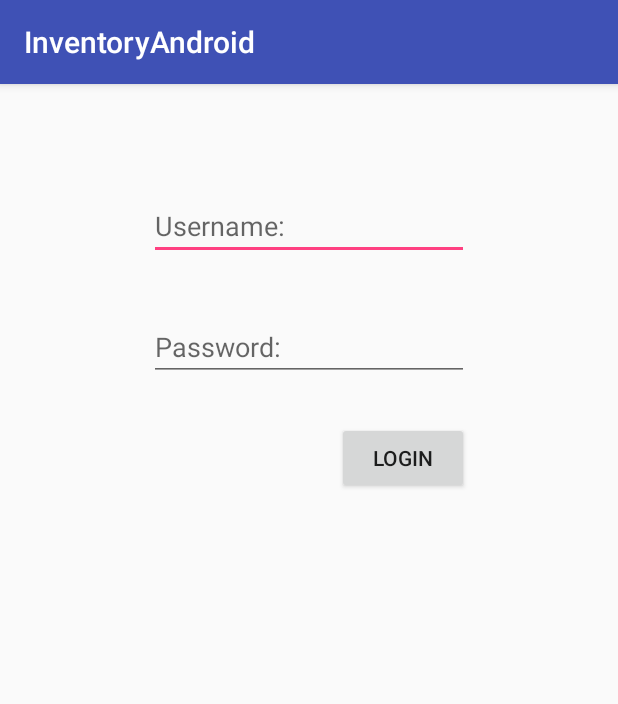
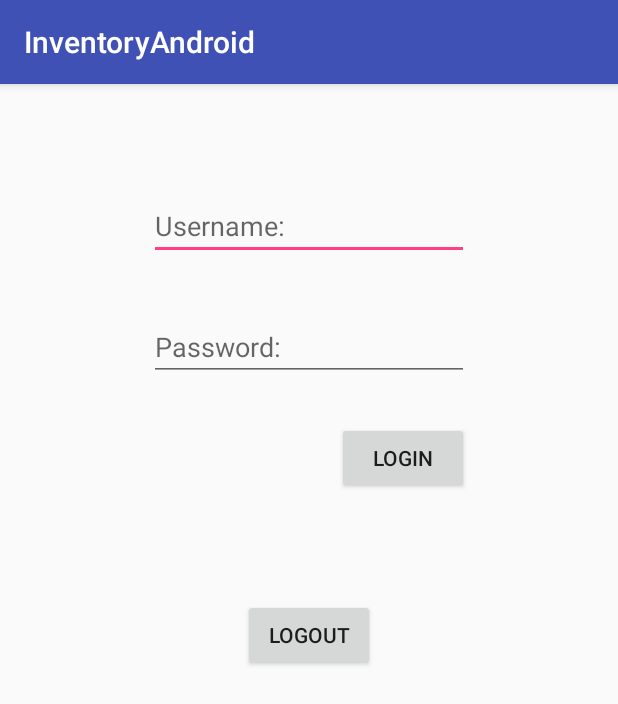
Before and after one commit to mylesandre1124/InventoryAndroidApp, an Android app: the screen it shows after launch (MainInventory), on a phone screen of 412 x 824 dp. Shown: the top 704 px of the screen. Run offline under Robolectric (Android 15) with nearby library versions, the phone set to English and light mode, and no system bars.

Commit message:
new endpoints

```diff
--- a/app/src/main/res/layout/activity_main_inventory.xml
+++ b/app/src/main/res/layout/activity_main_inventory.xml
@@ -32,4 +32,10 @@
             android:layout_height="wrap_content" android:layout_below="@+id/passwordField"
             android:layout_alignRight="@+id/passwordField" android:layout_alignEnd="@+id/passwordField"
             android:layout_marginTop="27dp" android:id="@+id/loginButton" android:onClick="login"/>
+    <Button
+            android:text="Logout"
+            android:layout_width="wrap_content"
+            android:layout_height="wrap_content"
+            android:layout_marginTop="70dp" android:id="@+id/button"
+            android:onClick="logout" android:layout_below="@+id/loginButton" android:layout_centerHorizontal="true"/>
 </RelativeLayout>
```
Also changed, not shown: app/src/main/java/com/mylesandre1124/inventoryandroid/MainInventory.java (+18 -4 lines), app/src/main/java/com/mylesandre1124/inventoryandroid/database/AccessDatabase.java (+7 -4 lines).
